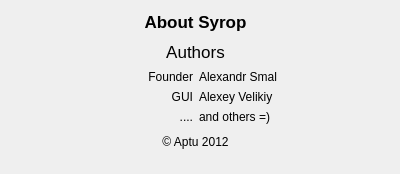
This is src/gui/QT/dialogabout.ui in mit-spbau-ru/Syrop as Qt 5 draws it before an edit. The edited form follows.
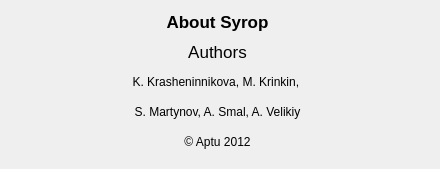
This is the edited form.

Commit message: About window

Diff of the .ui file:
```diff
--- a/src/gui/QT/dialogabout.ui
+++ b/src/gui/QT/dialogabout.ui
@@ -6,10 +6,22 @@
    <rect>
     <x>0</x>
     <y>0</y>
-    <width>400</width>
-    <height>174</height>
+    <width>440</width>
+    <height>169</height>
    </rect>
   </property>
+  <property name="minimumSize">
+   <size>
+    <width>440</width>
+    <height>169</height>
+   </size>
+  </property>
+  <property name="maximumSize">
+   <size>
+    <width>440</width>
+    <height>169</height>
+   </size>
+  </property>
   <property name="windowTitle">
    <string>Dialog</string>
   </property>
@@ -18,7 +30,7 @@
     <rect>
      <x>10</x>
      <y>10</y>
-     <width>371</width>
+     <width>415</width>
      <height>144</height>
     </rect>
    </property>
@@ -56,65 +68,24 @@
      </widget>
     </item>
     <item>
-     <layout class="QGridLayout" name="gridLayout">
-      <property name="horizontalSpacing">
-       <number>6</number>
-      </property>
-      <item row="0" column="1">
        <widget class="QLabel" name="label_3">
         <property name="text">
-         <string>Alexandr Smal</string>
+       <string>K. Krasheninnikova, M. Krinkin, </string>
+      </property>
+      <property name="alignment">
+       <set>Qt::AlignCenter</set>
         </property>
        </widget>
       </item>
-      <item row="0" column="0">
+    <item>
        <widget class="QLabel" name="label_4">
         <property name="text">
-         <string>Founder</string>
-        </property>
-        <property name="textFormat">
-         <enum>Qt::AutoText</enum>
-        </property>
+       <string>S. Martynov, A. Smal, A. Velikiy</string>
+      </property>
         <property name="alignment">
-         <set>Qt::AlignRight|Qt::AlignTrailing|Qt::AlignVCenter</set>
-        </property>
-       </widget>
-      </item>
-      <item row="1" column="0">
-       <widget class="QLabel" name="label_5">
-        <property name="text">
-         <string>GUI</string>
-        </property>
-        <property name="alignment">
-         <set>Qt::AlignRight|Qt::AlignTrailing|Qt::AlignVCenter</set>
-        </property>
-       </widget>
-      </item>
-      <item row="1" column="1">
-       <widget class="QLabel" name="label_6">
-        <property name="text">
-         <string>Alexey Velikiy</string>
-        </property>
-       </widget>
-      </item>
-      <item row="2" column="1">
-       <widget class="QLabel" name="label_7">
-        <property name="text">
-         <string>and others =)</string>
-        </property>
-       </widget>
-      </item>
-      <item row="2" column="0">
-       <widget class="QLabel" name="label_8">
-        <property name="text">
-         <string>....</string>
-        </property>
-        <property name="alignment">
-         <set>Qt::AlignRight|Qt::AlignTrailing|Qt::AlignVCenter</set>
-        </property>
-       </widget>
-      </item>
-     </layout>
+       <set>Qt::AlignCenter</set>
+      </property>
+     </widget>
     </item>
     <item>
      <widget class="QLabel" name="label_9">
```
Lines whose indentation alone changed are shown as unchanged. The commit also changes 2 other files.
